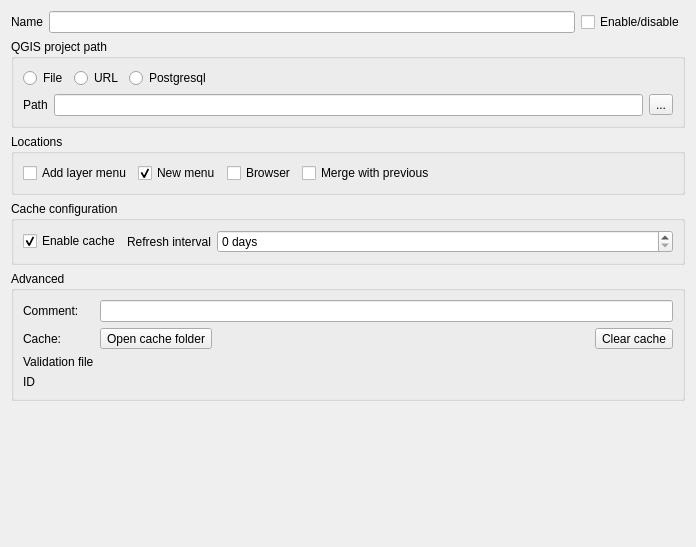
Old version of the form menu_from_project/ui/project_widget.ui in the repository aeag/MenuFromProject-Qgis-Plugin.
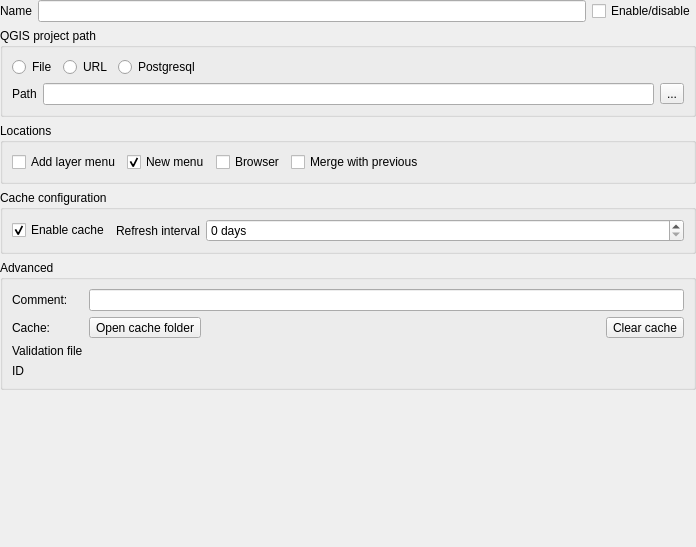
New version of the form. Custom widgets are drawn as their Qt base class.

Commit message: feat(project settings): use groupbox instead of collapsible group box

```diff
--- a/menu_from_project/ui/project_widget.ui
+++ b/menu_from_project/ui/project_widget.ui
@@ -14,6 +14,18 @@
    <string>Form</string>
   </property>
   <layout class="QGridLayout" name="gridLayout">
+   <property name="leftMargin">
+    <number>0</number>
+   </property>
+   <property name="topMargin">
+    <number>0</number>
+   </property>
+   <property name="rightMargin">
+    <number>0</number>
+   </property>
+   <property name="bottomMargin">
+    <number>0</number>
+   </property>
    <item row="5" column="0">
     <spacer name="verticalSpacer">
      <property name="orientation">
```
The commit also changes 1 other file.
